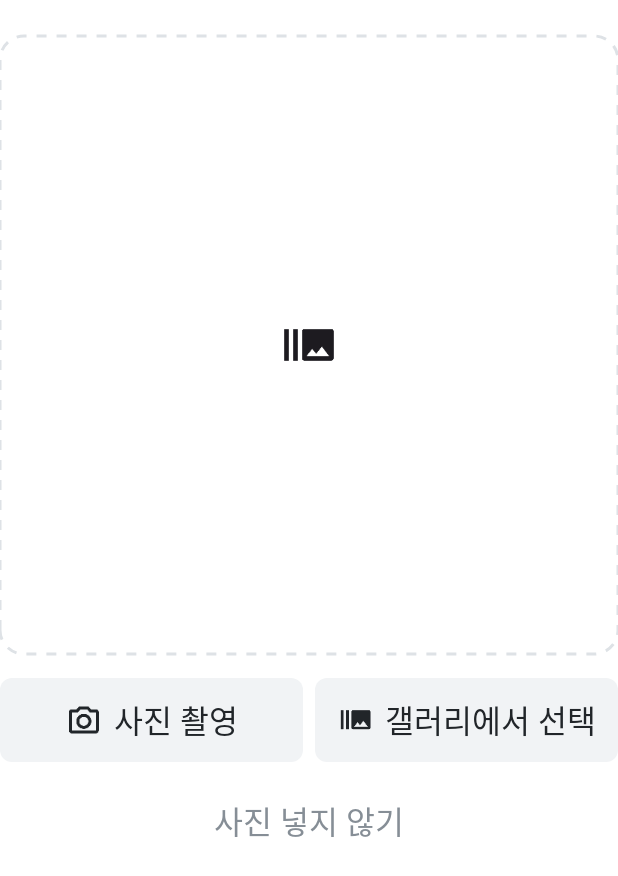
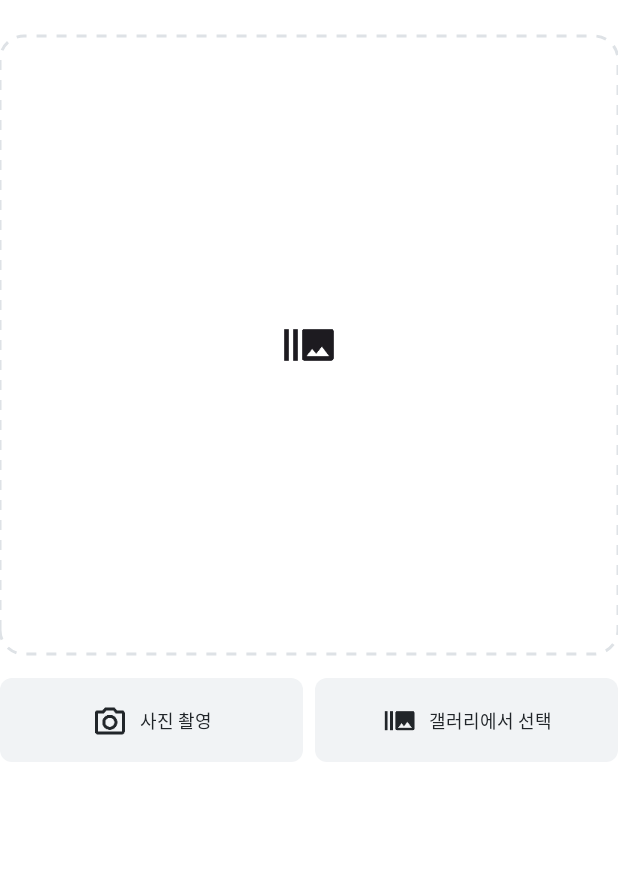
Before and after one commit to c004245/pet-grow-daily, an Android app built with Jetpack Compose: the composable PhotoSelectionScreen shown on its own in the app's theme, on a phone screen of 412 x 824 dp. Shown: the top 876 px of the screen. Run offline under Robolectric (Android 15) with nearby library versions, the phone set to English and light mode, and no system bars; our stand-ins replace Dagger/Hilt's generated code, accompanist; Roboto replaces fonts that are not available here; 1 statement that could not run was skipped.

Commit message:
chore: photo ongoing

```diff
--- a/app/src/main/java/com/example/pet_grow_daily/feature/add/PhotoSelectionScreen.kt
+++ b/app/src/main/java/com/example/pet_grow_daily/feature/add/PhotoSelectionScreen.kt
@@ -18,28 +18,37 @@ import androidx.compose.foundation.layout.wrapContentWidth
 import androidx.compose.foundation.rememberScrollState
 import androidx.compose.foundation.shape.RoundedCornerShape
 import androidx.compose.foundation.verticalScroll
+import androidx.compose.material3.Button
+import androidx.compose.material3.ButtonDefaults
 import androidx.compose.material3.Icon
 import androidx.compose.material3.Text
 import androidx.compose.runtime.Composable
 import androidx.compose.ui.Alignment
 import androidx.compose.ui.Modifier
+import androidx.compose.ui.graphics.Color
 import androidx.compose.ui.res.painterResource
 import androidx.compose.ui.res.stringResource
 import androidx.compose.ui.unit.dp
+import androidx.compose.ui.unit.sp
 import com.example.pet_grow_daily.R
 import com.example.pet_grow_daily.core.designsystem.theme.black21
 import com.example.pet_grow_daily.core.designsystem.theme.gray86
 import com.example.pet_grow_daily.core.designsystem.theme.grayf1
+import com.example.pet_grow_daily.core.designsystem.theme.purple6C
 import com.example.pet_grow_daily.feature.home.EmptyTodayGrowRecordWidget
 import com.example.pet_grow_daily.ui.theme.PetgrowTheme
 
 
 @Composable
 fun PhotoSelectionScreen(onPhotoSelected: () -> Unit) {
+    Box(
+        modifier = Modifier
+            .fillMaxWidth()
+            .height(580.dp)
+    ) {
         Column(
             modifier = Modifier
                 .fillMaxWidth()
-            .height(580.dp)
         ) {
             EmptyTodayGrowRecordWidget(
                 modifier = Modifier.padding(top = 24.dp)
@@ -57,23 +66,26 @@ fun PhotoSelectionScreen(onPhotoSelected: () -> Unit) {
                 }
             }
             Spacer(modifier = Modifier.height(16.dp))
-
             ChoosePhotoSelectWidget(onPhotoSelected)
-        Spacer(modifier = Modifier.height(24.dp))
-        Text(
-            modifier = Modifier
-                .align(Alignment.CenterHorizontally)
-                .clickable {
-                    Log.d("HWO", "CLICKed.")
-                    onPhotoSelected()
-                },
-            text = stringResource(id = R.string.text_no_picture),
-            style = PetgrowTheme.typography.bold,
-            color = gray86
-        )
-        Spacer(modifier = Modifier.height(24.dp))
-
-
+            Spacer(modifier = Modifier.height(16.dp))
+        }
+//        Button(
+//            onClick = { onPhotoSelected() },
+//            modifier = Modifier
+//                .align(Alignment.BottomCenter)
+//                .fillMaxWidth(),
+//            shape = RoundedCornerShape(8.dp),
+//            colors = ButtonDefaults.buttonColors(
+//                containerColor = purple6C
+//            )
+//        ) {
+//            Text(
+//                text = stringResource(id = R.string.text_next),
+//                style = PetgrowTheme.typography.bold,
+//                color = Color.White,
+//                fontSize = 14.sp
+//            )
+//        }
     }
 
 }
@@ -103,6 +115,7 @@ fun ChoosePhotoSelectWidget(onPhotoSelected: () -> Unit) {
                 Text(
                     modifier = Modifier.wrapContentWidth(),
                     text = stringResource(id = R.string.text_picture),
+                    fontSize = 12.sp,
                     style = PetgrowTheme.typography.bold,
                     color = black21
                 )
@@ -133,6 +146,7 @@ fun ChoosePhotoSelectWidget(onPhotoSelected: () -> Unit) {
                 Text(
                     modifier = Modifier.wrapContentWidth(),
                     text = stringResource(id = R.string.text_gallery),
+                    fontSize = 12.sp,
                     style = PetgrowTheme.typography.bold,
                     color = black21
                 )
--- a/app/src/main/res/values/strings.xml
+++ b/app/src/main/res/values/strings.xml
@@ -5,7 +5,6 @@
     <string name="text_picture_add">사진</string>
     <string name="text_category_add">카테고리</string>
     <string name="text_emotion_add">감정</string>
-    <string name="text_no_picture">사진 넣지 않기</string>
     <string name="text_picture">사진 촬영</string>
     <string name="text_gallery">갤러리에서 선택</string>
     <string name="text_record_save">기록 저장</string>
```
Lines whose indentation alone changed are shown as unchanged.
